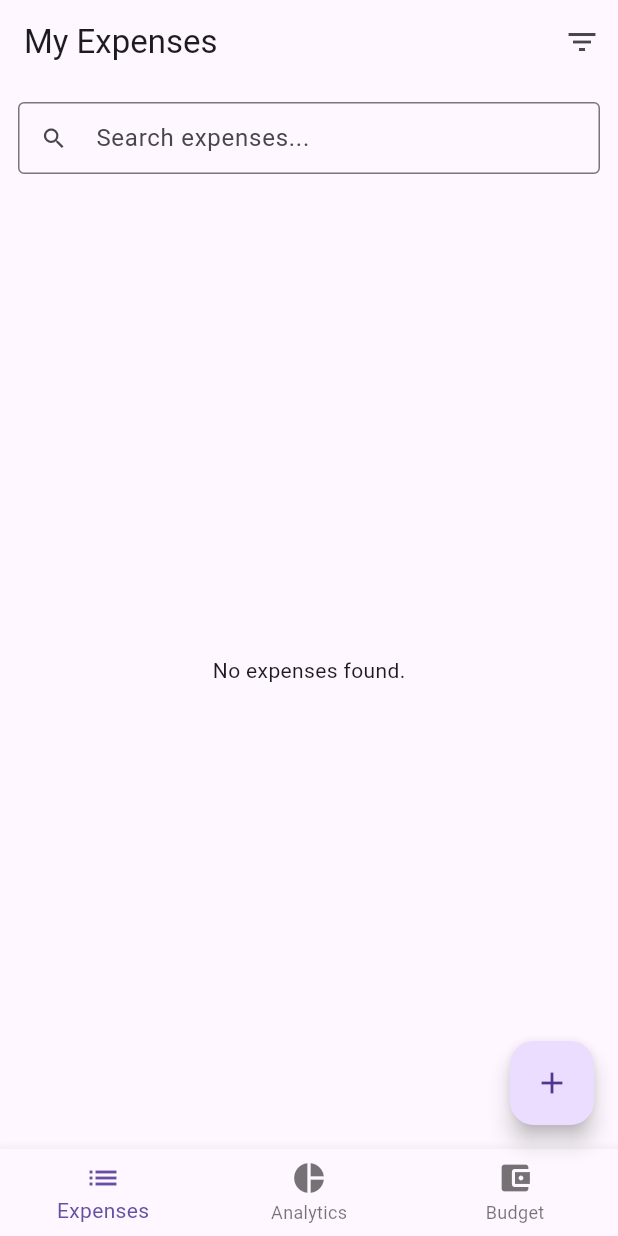
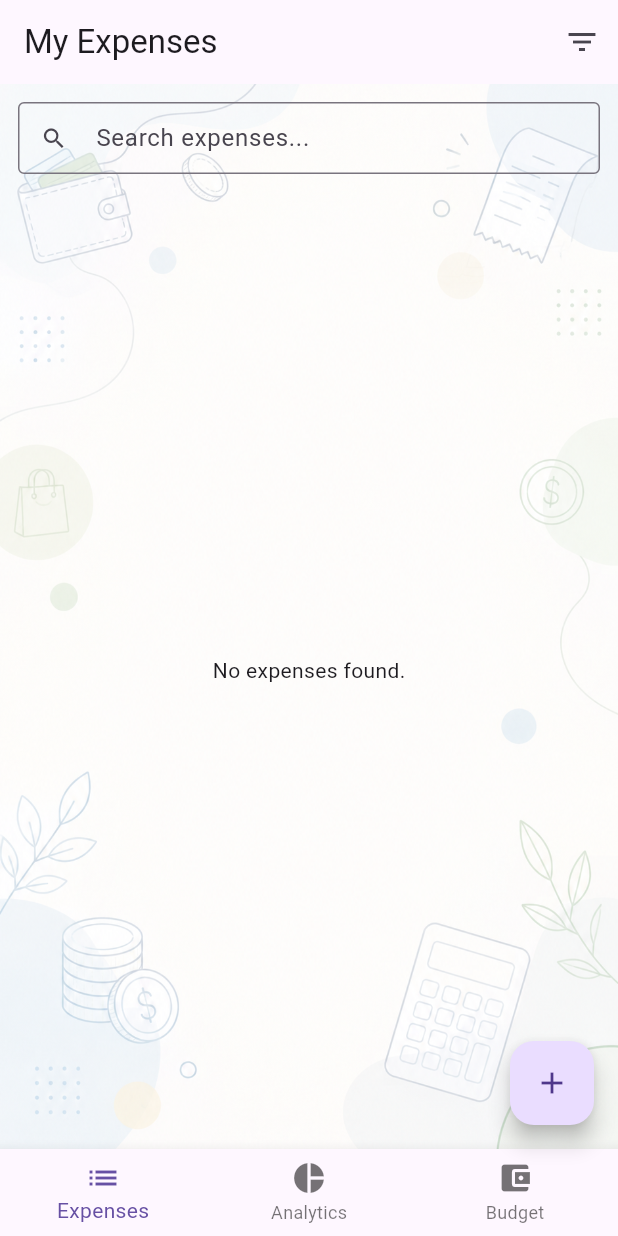
Before and after one commit to Atia002/Flutter_CSC464_Summer_2026_Final_Project-Group5-Section1-P004, a Flutter app: the screen it shows after launch, on a phone screen of 412 x 824 dp. Run offline on Flutter 3.47's test engine with Material 3 defaults, Android fonts, the phone set to English and light mode, and no system bars; our stand-ins replace cloud_firestore, firebase_core; accounts and stored records are empty.

Commit message:
Add background to expenses screen

```diff
--- a/lib/screens/home_screen.dart
+++ b/lib/screens/home_screen.dart
@@ -70,7 +70,14 @@ class _ExpenseListTab extends StatelessWidget {
           ),
         ],
       ),
-      body: Consumer<ExpenseProvider>(
+      body: Container(
+        decoration: const BoxDecoration(
+          image: DecorationImage(
+            image: AssetImage('assets/images/expense_background.png'),
+            fit: BoxFit.cover,
+          ),
+        ),
+        child: Consumer<ExpenseProvider>(
         builder: (context, provider, _) {
           if (provider.isLoading) {
             return const Center(child: CircularProgressIndicator());
@@ -141,6 +148,7 @@ class _ExpenseListTab extends StatelessWidget {
             ],
           );
         },
+      ),
       ),
     );
   }
```
